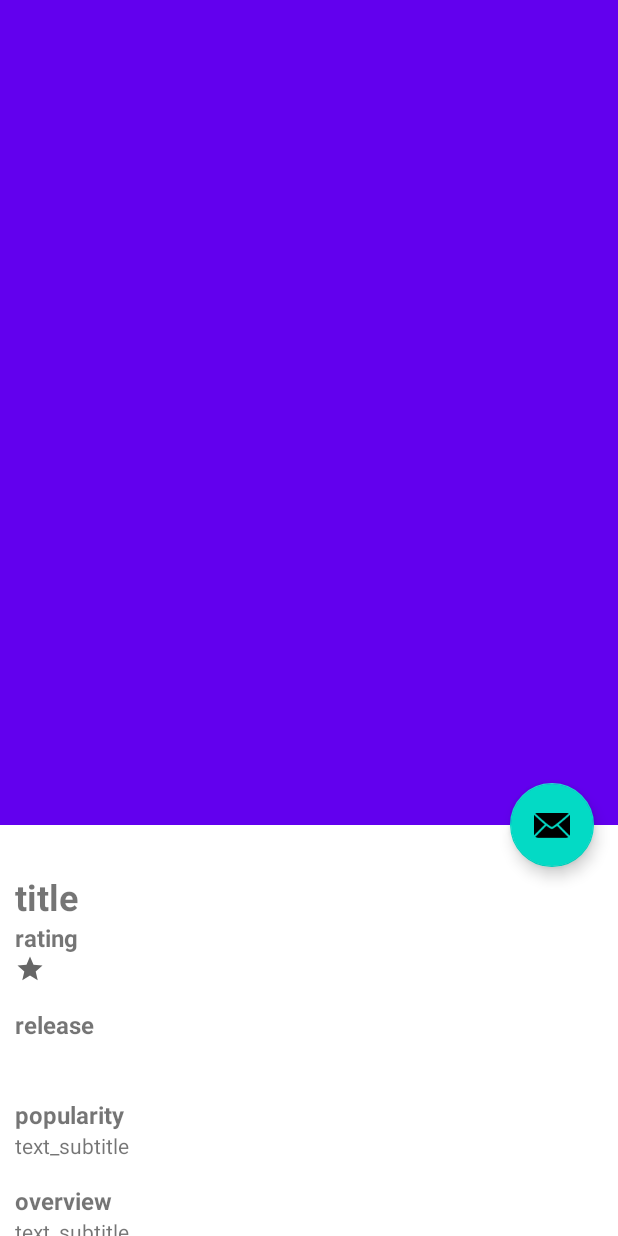
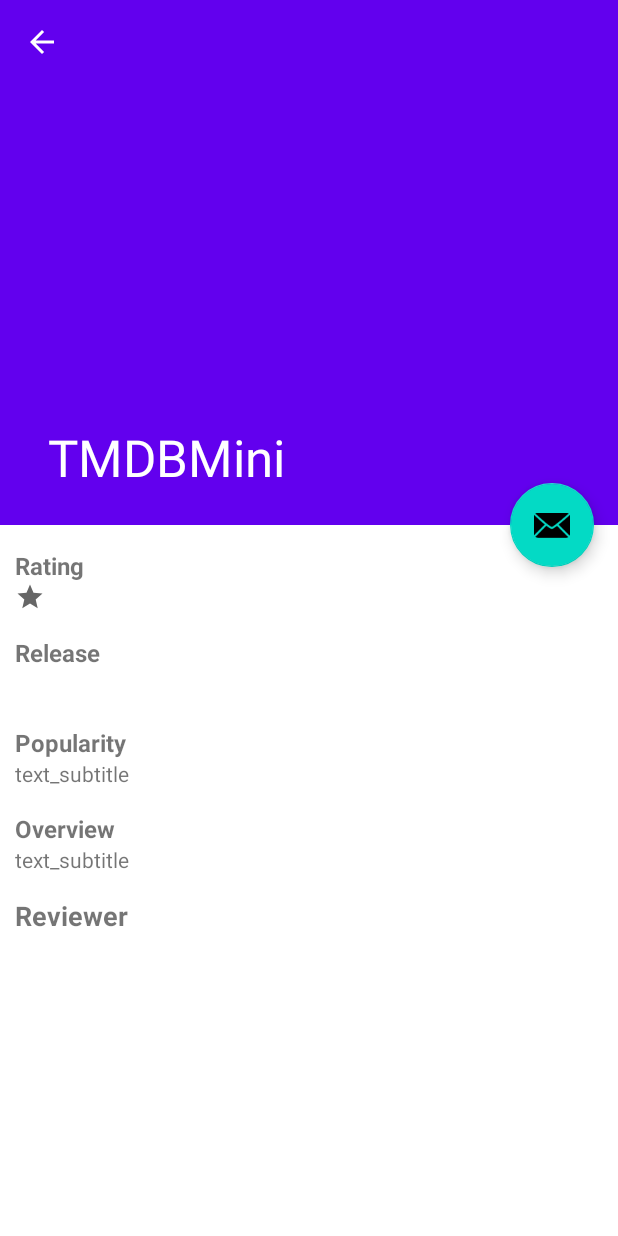
Before and after one commit to kareem96/TMDBMini, an Android app: the DetailActivity screen opened directly, with no data from a screen before it, on a phone screen of 412 x 824 dp. Run offline under Robolectric (Android 15) with nearby library versions, the phone set to English and light mode, and no system bars; our stand-ins replace Dagger/Hilt's generated code; plain views replace KenBurnsView; pictures from the network do not load.

Commit message:
update UI TMDBMini

```diff
--- a/app/src/main/AndroidManifest.xml
+++ b/app/src/main/AndroidManifest.xml
@@ -16,6 +16,7 @@
         android:theme="@style/Theme.TMDBMini"
         tools:targetApi="31">
         <activity
+            android:parentActivityName=".MainActivity"
             android:name=".presentation.home.more.NowPlayingActivity"
             android:exported="false">
             <meta-data
@@ -23,6 +24,7 @@
                 android:value="" />
         </activity>
         <activity
+            android:parentActivityName=".MainActivity"
             android:name=".presentation.home.more.UpComingAllActivity"
             android:exported="false">
             <meta-data
@@ -30,6 +32,7 @@
                 android:value="" />
         </activity>
         <activity
+            android:parentActivityName=".MainActivity"
             android:name=".presentation.home.more.TopRatedAllActivity"
             android:exported="false">
             <meta-data
@@ -37,6 +40,7 @@
                 android:value="" />
         </activity>
         <activity
+            android:parentActivityName=".MainActivity"
             android:name=".presentation.home.more.PopularAllActivity"
             android:exported="false">
             <meta-data
@@ -44,6 +48,7 @@
                 android:value="" />
         </activity>
         <activity
+            android:parentActivityName=".MainActivity"
             android:name=".presentation.detail.DetailActivity"
             android:exported="false"
             android:theme="@style/Theme.TMDBMini.NoActionBar" />
--- a/app/src/main/java/com/kareemdev/tmdbmini/MainActivity.kt
+++ b/app/src/main/java/com/kareemdev/tmdbmini/MainActivity.kt
@@ -29,6 +29,7 @@ class MainActivity : AppCompatActivity() {
         binding = ActivityMainBinding.inflate(layoutInflater)
         setContentView(binding.root)
 
+        setSupportActionBar(binding.toolbar)
         setUptViews()
     }
 
--- a/app/src/main/java/com/kareemdev/tmdbmini/presentation/detail/DetailActivity.kt
+++ b/app/src/main/java/com/kareemdev/tmdbmini/presentation/detail/DetailActivity.kt
@@ -1,5 +1,6 @@
 package com.kareemdev.tmdbmini.presentation.detail
 
+import android.content.Intent
 import androidx.appcompat.app.AppCompatActivity
 import android.os.Bundle
 import android.util.Log
@@ -25,14 +26,25 @@ class DetailActivity : AppCompatActivity() {
         binding = ActivityDetailBinding.inflate(layoutInflater)
         setContentView(binding.root)
 
+        setSupportActionBar(binding.toolbar)
+
+        supportActionBar?.setDisplayHomeAsUpEnabled(true)
         val detailMovie = intent.getParcelableExtra<Movie>(EXTRA_DATA)
         showDetailMovie(detailMovie)
+    }
+
+    override fun onBackPressed() {
+        onBackPressedDispatcher
+    }
+    override fun supportNavigateUpTo(upIntent: Intent) {
+        super.supportNavigateUpTo(upIntent)
+        onBackPressed()
     }
 
     private fun showDetailMovie(detailMovie: Movie?) {
         detailMovie?.let {
 
-            binding.content.lblName.text = detailMovie.title
+//            binding.content.lblName.text = detailMovie.title
             binding.content.tvDetailDescription.text = detailMovie.overview
             binding.content.tvRatingCount.text = detailMovie.createVoteCountToString()
             binding.content.tvPopularity.text = detailMovie.popularity.toString()
--- a/app/src/main/java/com/kareemdev/tmdbmini/presentation/home/more/PopularAllActivity.kt
+++ b/app/src/main/java/com/kareemdev/tmdbmini/presentation/home/more/PopularAllActivity.kt
@@ -19,12 +19,14 @@ class PopularAllActivity : AppCompatActivity() {
     private lateinit var binding: ActivityPopularAllBinding
     private lateinit var mAdapter: MovieAdapter
     private val viewModel: HomeViewModel by viewModels()
-
-
     override fun onCreate(savedInstanceState: Bundle?) {
         super.onCreate(savedInstanceState)
         binding = ActivityPopularAllBinding.inflate(layoutInflater)
         setContentView(binding.root)
+
+        setSupportActionBar(binding.toolbar)
+        supportActionBar?.title = "Popular"
+        supportActionBar?.setDisplayHomeAsUpEnabled(true)
 
         setupUI()
         setupObserver()
--- a/app/src/main/java/com/kareemdev/tmdbmini/presentation/home/more/TopRatedAllActivity.kt
+++ b/app/src/main/java/com/kareemdev/tmdbmini/presentation/home/more/TopRatedAllActivity.kt
@@ -24,6 +24,9 @@ class TopRatedAllActivity : AppCompatActivity() {
         binding = ActivityTopRatedAllBinding.inflate(layoutInflater)
         setContentView(binding.root)
 
+        setSupportActionBar(binding.toolbar)
+        supportActionBar?.title = "Top Rated"
+        supportActionBar?.setDisplayHomeAsUpEnabled(true)
         setupUI()
         setupObserver()
     }
--- a/app/src/main/java/com/kareemdev/tmdbmini/presentation/home/more/UpComingAllActivity.kt
+++ b/app/src/main/java/com/kareemdev/tmdbmini/presentation/home/more/UpComingAllActivity.kt
@@ -23,7 +23,9 @@ class UpComingAllActivity : AppCompatActivity() {
         super.onCreate(savedInstanceState)
         binding = ActivityUpComingAllBinding.inflate(layoutInflater)
         setContentView(binding.root)
-
+        setSupportActionBar(binding.toolbar)
+        supportActionBar?.title = "Up Coming"
+        supportActionBar?.setDisplayHomeAsUpEnabled(true)
         setupUI()
         setupObserver()
     }
--- a/app/src/main/res/layout/activity_detail.xml
+++ b/app/src/main/res/layout/activity_detail.xml
@@ -5,19 +5,19 @@
     xmlns:tools="http://schemas.android.com/tools"
     android:layout_width="match_parent"
     android:layout_height="match_parent"
+    android:fitsSystemWindows="true"
     tools:context=".presentation.detail.DetailActivity">
 
     <com.google.android.material.appbar.AppBarLayout
         android:id="@+id/app_bar"
         android:layout_width="match_parent"
-        android:layout_height="550dp"
+        android:layout_height="350dp"
         android:fitsSystemWindows="true"
         android:theme="@style/Theme.TMDBMini.AppBarOverlay">
 
         <com.google.android.material.appbar.CollapsingToolbarLayout
             android:layout_width="match_parent"
             android:layout_height="match_parent"
-            android:fitsSystemWindows="true"
             app:contentScrim="?attr/colorPrimary"
             app:layout_scrollFlags="scroll|exitUntilCollapsed"
             app:toolbarId="@id/toolbar">
@@ -27,6 +27,7 @@
                 android:layout_width="match_parent"
                 android:layout_height="match_parent"
                 android:scaleType="centerCrop" />
+
             <androidx.appcompat.widget.Toolbar
                 android:id="@+id/toolbar"
                 android:layout_width="match_parent"
@@ -36,11 +37,6 @@
         </com.google.android.material.appbar.CollapsingToolbarLayout>
     </com.google.android.material.appbar.AppBarLayout>
 
-    <androidx.constraintlayout.widget.ConstraintLayout
-        android:layout_width="wrap_content"
-        android:layout_height="wrap_content">
-
-    </androidx.constraintlayout.widget.ConstraintLayout>
 
     <include android:id="@+id/content" layout="@layout/layout_content_detail" />
 
--- a/app/src/main/res/layout/fragment_home.xml
+++ b/app/src/main/res/layout/fragment_home.xml
@@ -46,6 +46,7 @@
                         android:layout_width="wrap_content"
                         android:layout_height="wrap_content"
                         android:text="See All"
+                        android:textStyle="bold"
                         android:textColor="@color/red"
                         app:layout_constraintEnd_toEndOf="parent"
                         app:layout_constraintTop_toTopOf="parent" />
@@ -119,6 +120,7 @@
                         android:layout_width="wrap_content"
                         android:layout_height="wrap_content"
                         android:text="See All"
+                        android:textStyle="bold"
                         android:textColor="@color/red"
                         app:layout_constraintEnd_toEndOf="parent"
                         app:layout_constraintTop_toTopOf="parent" />
@@ -192,6 +194,7 @@
                         android:layout_width="wrap_content"
                         android:layout_height="wrap_content"
                         android:text="See All"
+                        android:textStyle="bold"
                         android:textColor="@color/red"
                         app:layout_constraintEnd_toEndOf="parent"
                         app:layout_constraintTop_toTopOf="parent" />
@@ -266,6 +269,7 @@
                         android:layout_width="wrap_content"
                         android:layout_height="wrap_content"
                         android:text="See All"
+                        android:textStyle="bold"
                         android:textColor="@color/red"
                         app:layout_constraintEnd_toEndOf="parent"
                         app:layout_constraintTop_toTopOf="parent" />
@@ -310,7 +314,6 @@
 
         </androidx.constraintlayout.widget.ConstraintLayout>
 
-
     </androidx.core.widget.NestedScrollView>
 
 </androidx.constraintlayout.widget.ConstraintLayout>
--- a/app/src/main/res/layout/layout_content_detail.xml
+++ b/app/src/main/res/layout/layout_content_detail.xml
@@ -17,22 +17,22 @@
         android:layout_marginHorizontal="10dp"
         android:orientation="vertical">
 
-        <TextView
+        <!--<TextView
             android:id="@+id/lbl_name"
             android:layout_width="wrap_content"
             android:layout_height="wrap_content"
             android:layout_marginTop="15dp"
-            android:text="title"
+            android:text="Title"
             android:textSize="24sp"
             android:textStyle="bold"
             app:layout_constraintStart_toStartOf="parent"
-            app:layout_constraintTop_toTopOf="parent" />
+            app:layout_constraintTop_toTopOf="parent" />-->
 
         <TextView
             android:id="@+id/tv_rating"
             android:layout_width="wrap_content"
             android:layout_height="wrap_content"
-            android:text="rating"
+            android:text="Rating"
             android:textSize="16sp"
             android:textStyle="bold"
             app:layout_constraintStart_toStartOf="parent"
@@ -42,6 +42,7 @@
             android:id="@+id/ivStar"
             android:layout_width="20dp"
             android:layout_height="20dp"
+
             android:background="@drawable/ic_start"
             app:layout_constraintStart_toStartOf="parent"
             app:layout_constraintTop_toBottomOf="@id/tv_rating"
@@ -52,7 +53,6 @@
             android:layout_width="0dp"
             android:layout_height="wrap_content"
             android:textAppearance="@style/TextAppearance.AppCompat.Body2"
-            android:textColor="@color/white"
             app:layout_constraintBottom_toBottomOf="@+id/ivStar"
             app:layout_constraintEnd_toEndOf="parent"
             app:layout_constraintStart_toEndOf="@+id/ivStar"
@@ -63,7 +63,7 @@
             android:layout_width="wrap_content"
             android:layout_height="wrap_content"
             android:layout_marginTop="16dp"
-            android:text="release"
+            android:text="Release"
             android:textSize="16sp"
             android:textStyle="bold"
             app:layout_constraintStart_toStartOf="parent"
@@ -83,7 +83,7 @@
             android:layout_width="wrap_content"
             android:layout_height="wrap_content"
             android:layout_marginTop="16dp"
-            android:text="popularity"
+            android:text="Popularity"
             android:textSize="16sp"
             android:textStyle="bold"
             app:layout_constraintStart_toStartOf="parent"
@@ -102,7 +102,7 @@
             android:layout_width="wrap_content"
             android:layout_height="wrap_content"
             android:layout_marginTop="16dp"
-            android:text="overview"
+            android:text="Overview"
             android:textSize="16sp"
             android:textStyle="bold"
             app:layout_constraintStart_toStartOf="parent"
--- a/build.gradle
+++ b/build.gradle
@@ -12,8 +12,8 @@ buildscript {
 }
 
 plugins {
-    id 'com.android.application' version '7.2.0' apply false
-    id 'com.android.library' version '7.2.0' apply false
+    id 'com.android.application' version '7.4.0' apply false
+    id 'com.android.library' version '7.4.0' apply false
     id 'org.jetbrains.kotlin.android' version '1.7.10' apply false
     id 'com.google.dagger.hilt.android' version '2.44' apply false
     id 'com.android.dynamic-feature' version '7.3.1' apply false
```
Also changed, not shown: app/src/main/java/com/kareemdev/tmdbmini/presentation/home/more/NowPlayingActivity.kt (+11 -0 lines), app/src/main/res/layout/activity_now_playing.xml (+25 -2 lines), app/src/main/res/layout/activity_popular_all.xml (+28 -5 lines), app/src/main/res/layout/activity_top_rated_all.xml (+25 -2 lines), app/src/main/res/layout/activity_up_coming_all.xml (+25 -2 lines), app/src/main/res/layout/item_review.xml (+12 -3 lines).
